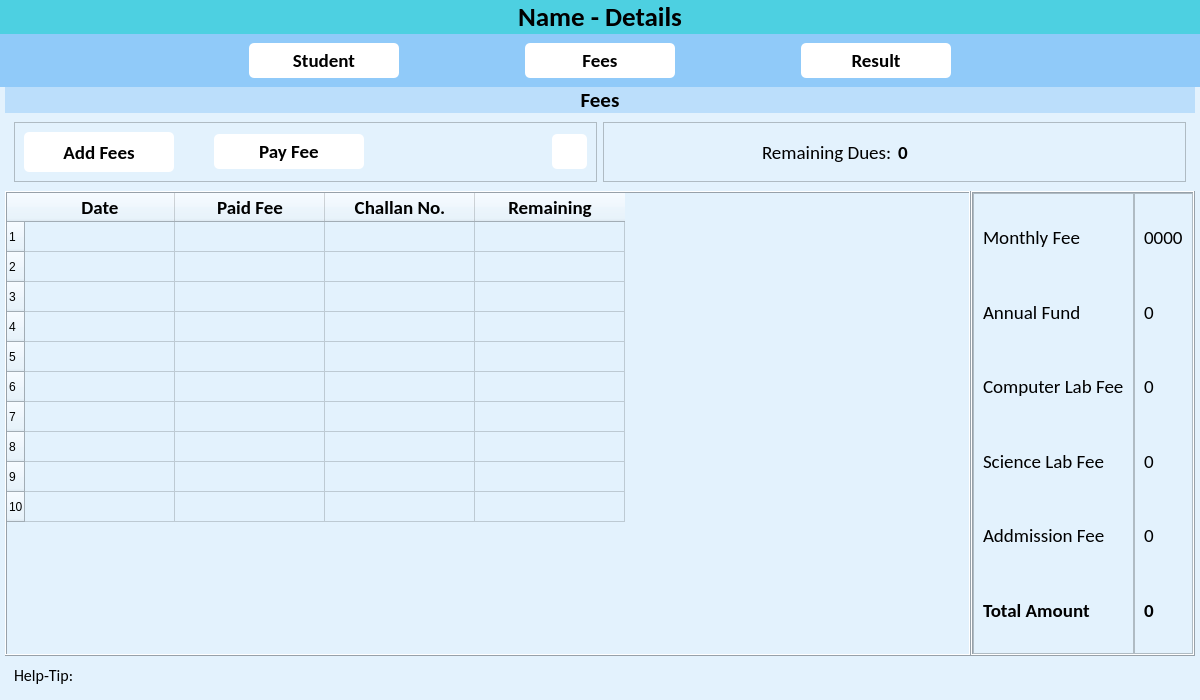
Qt form ui/student_details.ui (CodeWithEhtisham/School-Software) before a commit.
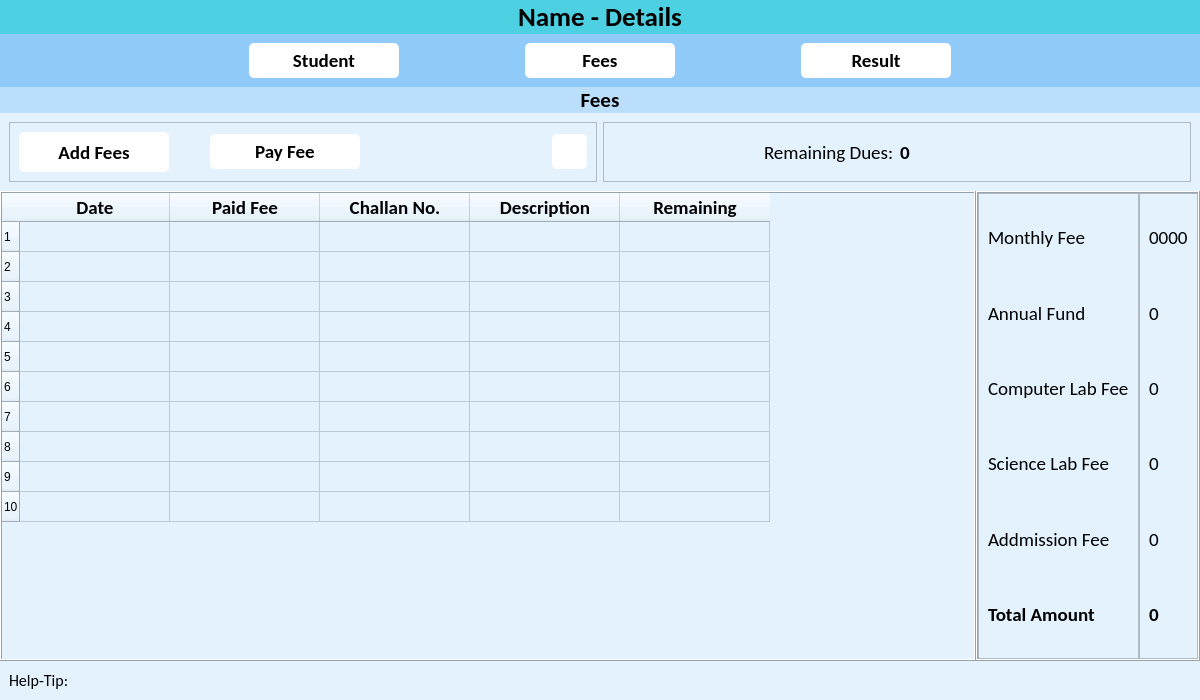
The same form after that commit. Icons and pictures are not drawn.

```diff
--- a/ui/student_details.ui
+++ b/ui/student_details.ui
@@ -638,16 +638,16 @@
          <number>0</number>
         </property>
         <property name="leftMargin">
-         <number>5</number>
+         <number>0</number>
         </property>
         <property name="topMargin">
          <number>0</number>
         </property>
         <property name="rightMargin">
-         <number>5</number>
+         <number>0</number>
         </property>
         <property name="bottomMargin">
-         <number>5</number>
+         <number>0</number>
         </property>
         <item>
          <widget class="QLabel" name="lbl_fees">
@@ -666,7 +666,7 @@
            <set>Qt::AlignCenter</set>
           </property>
           <property name="margin">
-           <number>7</number>
+           <number>10</number>
           </property>
          </widget>
         </item>
@@ -903,6 +903,19 @@
                </font>
               </property>
              </column>
+             <column>
+              <property name="text">
+               <string>Description</string>
+              </property>
+              <property name="font">
+               <font>
+                <family>Calibri</family>
+                <pointsize>14</pointsize>
+                <weight>75</weight>
+                <bold>true</bold>
+               </font>
+              </property>
+             </column>
              <column>
               <property name="text">
                <string>Remaining</string>
```
Left out of the diff: 89 changed lines with no effect on the pictures.
